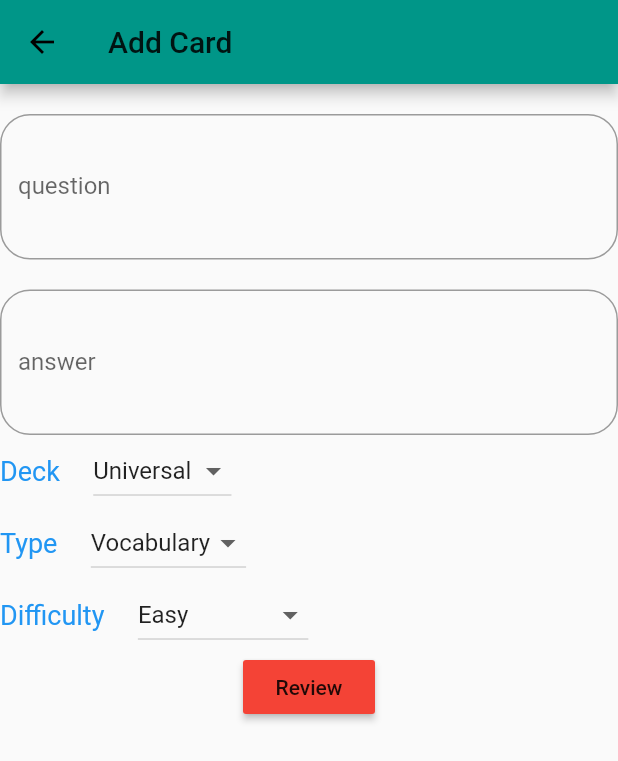
After one commit to nhocconsr/flashcard, a Flutter app: the Home screen opened by its route, on a phone screen of 412 x 824 dp. The commit adds this screen. Shown: the top 761 px of the screen. Run offline on Flutter 3.47's test engine with Material 2 defaults, Android fonts, the phone set to English and light mode, and no system bars; our stand-ins replace flip_card; missing offline and left inert: transformer_page_view; network calls fail; Roboto replaces fonts that are missing (Nunito).

Commit message:
done search and add cards

```diff
--- a/lib/BeginnerQestions.dart
+++ b/lib/BeginnerQestions.dart
@@ -6,10 +6,10 @@ import 'package:flip_card/flip_card.dart';
 import 'package:transformer_page_view/transformer_page_view.dart';
 import 'utils/buildin_transformers.dart';
 
-
 class Questions extends StatefulWidget {
-  final String name;
-  Questions(this.name);
+  final String deck;
+  final String type;
+  Questions(this.deck, this.type);
 
   @override
   QuestionsState createState() => QuestionsState();
@@ -17,14 +17,14 @@ class Questions extends StatefulWidget {
 
 class QuestionsState extends State<Questions> {
 
-  List data;
+  Map data;
   List questionsData;
 
   Future getData() async {
-    http.Response response = await http.get("http://54.250.202.29/questions");
+    http.Response response = await http.get("http://13.114.171.232/${widget.deck}/N5/${widget.type}");
     data = json.decode(response.body);
     setState(() {
-      questionsData = data;
+      questionsData = data["results"];
     });
   }
 
@@ -44,9 +44,11 @@ class QuestionsState extends State<Questions> {
         Colors.greenAccent
       ];
 
+      questionsData.shuffle();
+
       return Scaffold(
           appBar: AppBar(
-            title: Text(widget.name),
+            title: Text(widget.deck),
             backgroundColor: Colors.teal,
           ),
           body:
@@ -64,7 +66,7 @@ class QuestionsState extends State<Questions> {
                           color: list[index % list.length],
                           child:Center(
                             child: Text(
-                              "${questionsData[index]["question"]}",
+                              "${questionsData[index]["Question"]}",
                               textAlign: TextAlign.center,
                               style: new TextStyle(
                                   fontSize: 80.0, color: Colors.black),
@@ -78,7 +80,7 @@ class QuestionsState extends State<Questions> {
                             color: Colors.lime,
                             child: Center(
                               child: Text(
-                                "${questionsData[index]["answer"]}",
+                                "${questionsData[index]["Answer"]}",
                                 textAlign: TextAlign.center,
                                 style: new TextStyle(
                                     fontSize: 80.0, color: Colors.black),
@@ -95,7 +97,7 @@ class QuestionsState extends State<Questions> {
     } else {
       return Scaffold(
         appBar: AppBar(
-          title: Text(widget.name),
+          title: Text(widget.deck),
           backgroundColor: Colors.teal,
         ),
       );
--- /dev/null
+++ b/lib/addnewcard.dart
@@ -0,0 +1,215 @@
+import 'package:flutter/material.dart';
+import 'dart:async';
+import 'dart:convert';
+import 'package:http/http.dart' as http;
+
+class Post {
+  final String question;
+  final String answer;
+  final String type;
+  final String jlpt;
+  final String difficulty;
+  final bool recognize;
+
+  Post({
+    this.question,
+    this.answer,
+    this.type,
+    this.jlpt,
+    this.difficulty,
+    this.recognize,
+  });
+
+  factory Post.fromJSON(Map<String, dynamic> json) {
+    return Post(
+      question: json['Question'],
+      answer: json['Answer'],
+      type: json['Type'],
+      jlpt: json['JLPT'],
+      difficulty: json['Difficulty'],
+      recognize: json['Recognize'],
+    );
+  }
+}
+
+class Home extends StatefulWidget {
+  static String tag = 'home';
+
+  @override
+  _HomeState createState() => _HomeState();
+}
+
+class _HomeState extends State<Home> {
+  List<String> deck = ["Individual", "Universal"];
+  String _deck = "Universal";
+
+  List<String> type = ["Vocabulary", "Kanji", "Hiragana", "Katakana"];
+  String _type = "Vocabulary";
+
+  List<String> difficulty = ["Easy", "intermediate", "advanced"];
+  String _difficulty = "Easy";
+
+  TextEditingController controllerQuestion = new TextEditingController();
+  TextEditingController controllerAnswer = new TextEditingController();
+
+  void setDeck(String value){
+    setState(() {
+      _deck = value;
+    });
+  }
+
+  void setType(String value){
+    setState(() {
+      _type = value;
+    });
+  }
+
+  void setDifficulty(String value){
+    setState(() {
+      _difficulty = value;
+    });
+  }
+
+  void confirmdata() {
+    AlertDialog alertDialog = new AlertDialog(
+      content: new Container(
+        height: 200.0,
+        child: new Column(
+          children: <Widget>[
+            new Text("Question : ${controllerQuestion.text}"),
+            new Text("Answer : ${controllerAnswer.text}"),
+            new Text("Deck : $_deck"),
+            new Text("Type : $_type"),
+            new Text("Difficulty : $_difficulty"),
+            new RaisedButton(
+              child: new Text("Add Card"),
+//              onPressed: () => Navigator.pop(context),
+                onPressed: () {
+                  _createPost();
+                },
+            ),
+          ],
+        ),
+      ),
+    );
+    showDialog(context: context,child: alertDialog);
+  }
+
+  void _createPost() async {
+    final response = await http.post(
+      'http://13.114.171.232/universal',
+      body: jsonEncode(
+        {
+          'Question': controllerQuestion.text,
+          'Answer': controllerAnswer.text,
+          'Type': _type,
+          'JLPT': "N5",
+          'Difficulty': _difficulty,
+          'Recognize': true,
+        },
+      ),
+      headers: {'Content-Type': "application/json"},
+    );
+
+    final Post parsedResponse = Post.fromJSON(jsonDecode(response.body));
+    // Use the parsedResponse to diplay the newly created post.
+  }
+
+  @override
+  Widget build(BuildContext context) {
+    return new Scaffold(
+      appBar: AppBar(
+        title: new Text("Add Card"),
+        backgroundColor: Colors.teal,
+      ),
+
+      body: new Container(
+        child: new Column(
+          children: <Widget>[
+            new Padding(padding: new EdgeInsets.only(top: 20.0)),
+            new TextField(
+              maxLines: 3,
+              controller: controllerQuestion,
+              decoration: new InputDecoration(
+                  hintText: "question",
+                  labelText: "question",
+                  border: new OutlineInputBorder(
+                      borderRadius: new BorderRadius.circular(20.0)
+                  )
+              ),
+            ),
+            new Padding(padding: new EdgeInsets.only(top: 20.0)),
+            new TextField(
+              maxLines: 3,
+              controller: controllerAnswer,
+              decoration: new InputDecoration(
+                  hintText: "answer",
+                  labelText: "answer",
+                  border: new OutlineInputBorder(
+                      borderRadius: new BorderRadius.circular(20.0)
+                  )
+              ),
+            ),
+            new Row(
+              children: <Widget>[
+                new Text("Deck     ", style: new TextStyle(fontSize: 18.0, color: Colors.blue),),
+                new DropdownButton(
+                  onChanged: (String value) {
+                    setDeck(value);
+                  },
+                  value: _deck,
+                  items: deck.map((String value){
+                    return new DropdownMenuItem(
+                      value: value,
+                      child: new Text(value),
+                    );
+                  }).toList(),
+                )
+              ],
+            ),
+            new Row(
+              children: <Widget>[
+                new Text("Type     ", style: new TextStyle(fontSize: 18.0, color: Colors.blue),),
+                new DropdownButton(
+                  onChanged: (String value) {
+                    setType(value);
+                  },
+                  value: _type,
+                  items: type.map((String value){
+                    return new DropdownMenuItem(
+                      value: value,
+                      child: new Text(value),
+                    );
+                  }).toList(),
+                )
+              ],
+            ),
+            new Row(
+              children: <Widget>[
+                new Text("Difficulty     ", style: new TextStyle(fontSize: 18.0, color: Colors.blue),),
+                new DropdownButton(
+                  onChanged: (String value) {
+                    setDifficulty(value);
+                  },
+                  value: _difficulty,
+                  items: difficulty.map((String value){
+                    return new DropdownMenuItem(
+                      value: value,
+                      child: new Text(value),
+                    );
+                  }).toList(),
+                )
+              ],
+            ),
+            new RaisedButton(
+                child: new Text("Review"),
+                color: Colors.red,
+                onPressed: (){confirmdata();}
+            )
+          ],
+        ),
+
+      ),
+    );
+  }
+}
--- a/lib/difficulties.dart
+++ b/lib/difficulties.dart
@@ -14,7 +14,7 @@ class Difficulties extends StatelessWidget {
         RaisedButton(
           onPressed: (){
             Navigator.of(context).push(MaterialPageRoute(
-              builder: (context) => Questions("Beginner World"),
+              builder: (context) => Questions("Beginner World", ''),
               ),
             );
           },
@@ -31,7 +31,7 @@ class Difficulties extends StatelessWidget {
         RaisedButton(
                 onPressed: (){
                   Navigator.of(context).push(MaterialPageRoute(
-                    builder: (context) => Questions(" Intermidiate World"),
+                    builder: (context) => Questions(" Intermidiate World", ''),
                     ),
                   );
                 },
@@ -48,7 +48,7 @@ class Difficulties extends StatelessWidget {
         RaisedButton(
                 onPressed: (){
                   Navigator.of(context).push(MaterialPageRoute(
-                    builder: (context) => Questions("Advanced World"),
+                    builder: (context) => Questions("Advanced World", ''),
                     ),
                   );
                 },
--- a/lib/main.dart
+++ b/lib/main.dart
@@ -1,6 +1,8 @@
 import 'package:flutter/material.dart';
 import './category1.dart';
+import './addnewcard.dart';
 import './login.dart';
+import './selectFlashcards.dart';
 
 // void main() {
 //   runApp(MaterialApp(
@@ -13,6 +15,8 @@ class MyApp extends StatelessWidget {
   final routes = <String, WidgetBuilder>{
     Login.tag: (context) => Login(),
     Category1.tag: (context) => Category1(),
+    Home.tag: (context) => Home(),
+
   };
 
   @override
--- /dev/null
+++ b/lib/selectFlashcards.dart
@@ -0,0 +1,141 @@
+import 'package:flutter/material.dart';
+import './BeginnerQestions.dart';
+import './addnewcard.dart';
+
+class Item {
+  const Item(this.name,this.icon);
+  final String name;
+  final Icon icon;
+}
+
+class DropdownScreen extends StatefulWidget {
+  State createState() =>  DropdownScreenState();
+}
+
+class DropdownScreenState extends State<DropdownScreen> {
+  Item selectedDeck;
+  Item selectedJLPT;
+  Item selectedType;
+
+  List<Item> decks = <Item>[
+    const Item('Standard',Icon(Icons.android,color:  const Color(0xFF167F67),)),
+    const Item('Universal',Icon(Icons.flag,color:  const Color(0xFF167F67),)),
+  ];
+  List<Item> types = <Item>[
+    const Item('Vocabulary',Icon(Icons.android,color:  const Color(0xFF167F67),)),
+    const Item('Kanji',Icon(Icons.flag,color:  const Color(0xFF167F67),)),
+    const Item('Hiragana',Icon(Icons.android,color:  const Color(0xFF167F67),)),
+    const Item('Katakana',Icon(Icons.flag,color:  const Color(0xFF167F67),)),
+  ];
+
+  @override
+  Widget build(BuildContext context) {
+    return  MaterialApp(
+        home:  Scaffold(
+          appBar: AppBar(
+            backgroundColor: const Color(0xFF167F67),
+            title: Text(
+              'Home',
+              style: TextStyle(color: Colors.white),
+            ),
+          ),
+          body:  Center(
+            child: Column(
+              crossAxisAlignment: CrossAxisAlignment.center,
+              mainAxisAlignment: MainAxisAlignment.spaceEvenly,
+              children:[
+                Column(
+                    children: [
+                      Text(
+                        "Deck",
+                        textAlign: TextAlign.center,
+                        style: new TextStyle(
+                            fontSize: 18.0, color: Colors.black),
+                      ),
+                      DropdownButton<Item>(
+                        hint:  Text("Select item"),
+                        value: selectedDeck,
+                        onChanged: (Item Value) {
+                          setState(() {
+                            selectedDeck = Value;
+                          });
+                        },
+                        items: decks.map((Item deck) {
+                          return  DropdownMenuItem<Item>(
+                            value: deck,
+                            child: Row(
+                              children: <Widget>[
+                                deck.icon,
+                                SizedBox(width: 8,),
+                                Text(
+                                  deck.name,
+                                  style:  TextStyle(color: Colors.black),
+                                ),
+                              ],
+                            ),
+                          );
+                        }).toList(),
+                      ),
+                    ]
+                ),
+                Column(
+                  children: [
+                    Text(
+                      "Type",
+                      textAlign: TextAlign.center,
+                      style: new TextStyle(
+                          fontSize: 18.0, color: Colors.black),
+                    ),
+                    DropdownButton<Item>(
+                      hint:  Text("Select item"),
+                      value: selectedType,
+                      onChanged: (Item Value) {
+                        setState(() {
+                          selectedType = Value;
+                        });
+                      },
+                      items: types.map((Item type) {
+                        return  DropdownMenuItem<Item>(
+                          value: type,
+                          child: Row(
+                            children: <Widget>[
+                              type.icon,
+                              SizedBox(width: 8,),
+                              Text(
+                                type.name,
+                                style:  TextStyle(color: Colors.black),
+                              ),
+                            ],
+                          ),
+                        );
+                      }).toList(),
+                    ),
+                  ],
+                ),
+                RaisedButton(
+                  shape: RoundedRectangleBorder(
+                    borderRadius: BorderRadius.circular(24),
+                  ),
+                  onPressed: () {
+//                Navigator.of(context).pushNamed(Category1.tag);
+                    Navigator.of(context).push(MaterialPageRoute(
+                      builder: (context) => Questions(selectedDeck.name, selectedType.name),
+                    ));
+                  },
+                  padding: EdgeInsets.all(12),
+                  color: Colors.green[500],
+                  child: Text('Start', style: TextStyle(color: Colors.white,fontSize: 20)),
+                ),
+              ],
+            ),
+          ),
+          floatingActionButton: FloatingActionButton(
+            child: Text("Add", style: TextStyle(color: Colors.white,fontSize: 15,)),
+            onPressed: () {
+              Navigator.of(context).pushNamed(Home.tag);
+            },
+          ),
+        )
+    );
+  }
+}
--- a/pubspec.yaml
+++ b/pubspec.yaml
@@ -24,6 +24,7 @@ dependencies:
   flip_card: ^0.4.4
   flutter_staggered_grid_view: ^0.3.0
   direct_select_flutter: ^1.0.5
+  flutter_form_builder: ^3.7.2
 
   # The following adds the Cupertino Icons font to your application.
   # Use with the CupertinoIcons class for iOS style icons.
```
Also changed, not shown: lib/homepage.dart (added, +40 -0 lines), lib/login.dart (+11 -1 lines), pubspec.lock (deleted), 4 other files.
